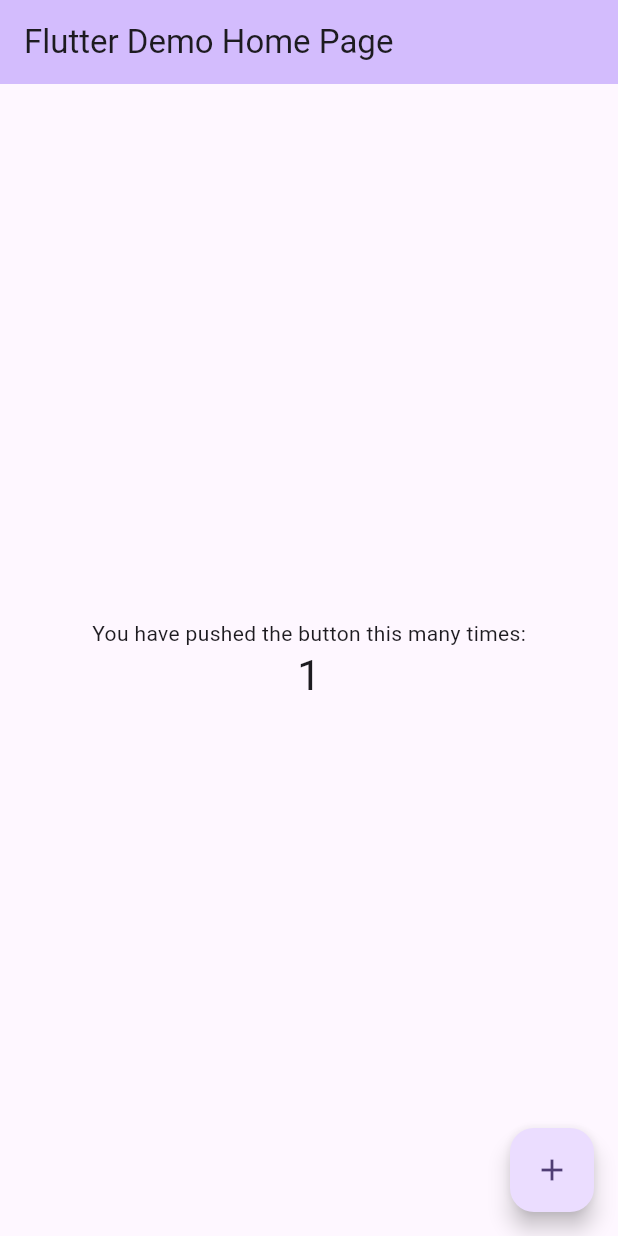
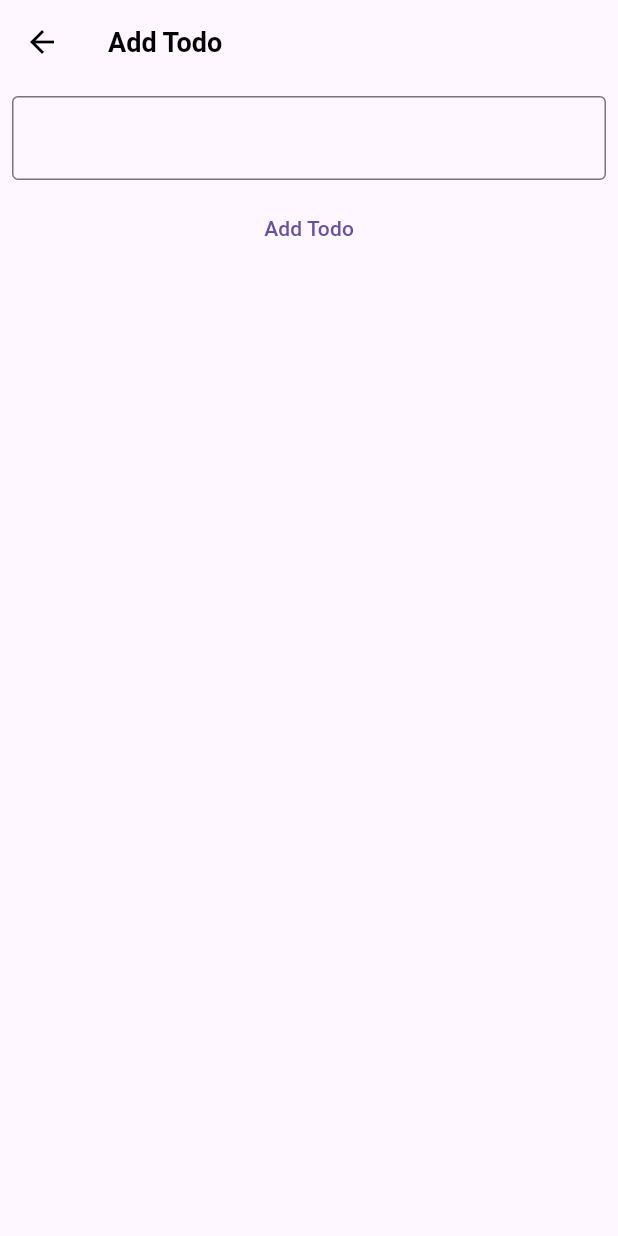
Before and after one commit to Flutter-App-Makers/Capstone-Project, a Flutter app: the screen it shows after launch, after a tap on the "add" icon, on a phone screen of 412 x 824 dp. Run offline on Flutter 3.47's test engine with Material 3 defaults, Android fonts, the phone set to English and light mode, and no system bars; our stand-ins replace flutter_riverpod, flutter_slidable.

Commit message:
refactored todo app by separating out widgets

```diff
--- a/lib/main.dart
+++ b/lib/main.dart
@@ -1,60 +1,28 @@
 import 'package:flutter/material.dart';
+import 'package:flutter_riverpod/flutter_riverpod.dart';
+import 'package:capstone_project/pages/home.dart';
+
 void main() {
-  runApp(const MyApp());
+  runApp(const ProviderScope(child: MyApp()));
 }
+
 class MyApp extends StatelessWidget {
   const MyApp({super.key});
   @override
   Widget build(BuildContext context) {
     return MaterialApp(
-      title: 'Flutter Demo',
       theme: ThemeData(
-        colorScheme: ColorScheme.fromSeed(seedColor: Colors.deepPurple),
-        useMaterial3: true,
+        appBarTheme: const AppBarTheme(
+          iconTheme: IconThemeData(color: Colors.black),
+          backgroundColor: Colors.transparent,
+          titleTextStyle: TextStyle(
+            color: Colors.black,
+            fontWeight: FontWeight.bold,
+            fontSize: 18,
+          ),
+        ),
       ),
-      home: const MyHomePage(title: 'Flutter Demo Home Page'),
+      home: MyHomePage(),
     );
   }
 }
-class MyHomePage extends StatefulWidget {
-  const MyHomePage({super.key, required this.title});
-  final String title;
-  @override
-  State<MyHomePage> createState() => _MyHomePageState();
-}
-class _MyHomePageState extends State<MyHomePage> {
-  int _counter = 0;
-  void _incrementCounter() {
-    setState(() {
-      _counter++;
-    });
-  }
-  @override
-  Widget build(BuildContext context) {
-    return Scaffold(
-      appBar: AppBar(
-        backgroundColor: Theme.of(context).colorScheme.inversePrimary,
-        title: Text(widget.title),
-      ),
-      body: Center(
-        child: Column(
-          mainAxisAlignment: MainAxisAlignment.center,
-          children: <Widget>[
-            const Text(
-              'You have pushed the button this many times:',
-            ),
-            Text(
-              '$_counter',
-              style: Theme.of(context).textTheme.headlineMedium,
-            ),
-          ],
-        ),
-      ),
-      floatingActionButton: FloatingActionButton(
-        onPressed: _incrementCounter,
-        tooltip: 'Increment',
-        child: const Icon(Icons.add),
-      ),
-    );
-  }
-}
--- /dev/null
+++ b/lib/models/todo.dart
@@ -0,0 +1,11 @@
+class Todo {
+  int todoId;
+  String content;
+  bool completed;
+
+  Todo({
+    required this.todoId,
+    required this.content,
+    required this.completed,
+  });
+}
--- /dev/null
+++ b/lib/pages/add.dart
@@ -0,0 +1,37 @@
+import 'package:flutter/material.dart';
+import 'package:flutter_riverpod/flutter_riverpod.dart';
+import 'package:capstone_project/providers/todo_provider.dart';
+
+class AddTodo extends ConsumerWidget {
+  const AddTodo({super.key});
+
+  @override
+  Widget build(BuildContext context, WidgetRef ref) {
+    TextEditingController todoController = TextEditingController();
+    return Scaffold(
+      appBar: AppBar(title: const Text("Add Todo")),
+      body: Center(
+        child: Column(
+          children: [
+            Padding(
+              padding: const EdgeInsets.all(8.0),
+              child: TextField(
+                controller: todoController,
+                decoration: const InputDecoration(
+                  border: OutlineInputBorder(),
+                ),
+              ),
+            ),
+            TextButton(
+              onPressed: () {
+                ref.read(todoProvider.notifier).addTodo(todoController.text);
+                Navigator.pop(context);
+              },
+              child: const Text("Add Todo"),
+            ),
+          ],
+        ),
+      ),
+    );
+  }
+}
--- /dev/null
+++ b/lib/pages/home.dart
@@ -0,0 +1,73 @@
+import 'package:capstone_project/widgets/active_todo_slidable.dart';
+import 'package:flutter/material.dart';
+import 'package:flutter_riverpod/flutter_riverpod.dart';
+import 'package:flutter_slidable/flutter_slidable.dart';
+import 'package:capstone_project/models/todo.dart';
+import 'package:capstone_project/pages/add.dart';
+import 'package:capstone_project/pages/completed.dart';
+import 'package:capstone_project/providers/todo_provider.dart';
+
+class MyHomePage extends ConsumerWidget {
+  const MyHomePage({super.key});
+
+  @override
+  Widget build(BuildContext context, WidgetRef ref) {
+    List<Todo> todos = ref.watch(todoProvider);
+    List<Todo> activeTodos = todos.where((todo) => !todo.completed).toList();
+    List<Todo> completedTodos = todos.where((todo) => todo.completed).toList();
+
+    return Scaffold(
+      appBar: AppBar(
+        backgroundColor: Theme.of(context).colorScheme.inversePrimary,
+        title: Text("Todo App"),
+      ),
+      body: ListView.builder(
+        itemCount: activeTodos.length + 1,
+        itemBuilder: (context, index) {
+          if (activeTodos.isEmpty) {
+            return Padding(
+              padding: const EdgeInsets.only(top: 300.0),
+              child: const Center(
+                child: Text("Add a todo using the button below"),
+              ),
+            );
+          }
+
+          if (index == activeTodos.length) {
+            // display completed todos
+            if (completedTodos.isEmpty) {
+              // TODO - something more fun
+              return Container();
+            } else {
+              return Center(
+                child: TextButton(
+                  onPressed: () => Navigator.of(context).push(
+                    MaterialPageRoute(
+                      builder: (context) => const CompletedTodo(),
+                    ),
+                  ),
+                  child: Text("Completed Todos"),
+                ),
+              );
+            }
+          } else {
+            return ActiveTodoSlidable(
+              index: index,
+              id: activeTodos[index].todoId,
+              name: activeTodos[index].content,
+            );
+          }
+        },
+      ),
+      floatingActionButton: FloatingActionButton(
+        onPressed: () {
+          Navigator.of(context)
+              .push(MaterialPageRoute(builder: (context) => AddTodo()));
+        },
+        tooltip: 'Increment',
+        backgroundColor: Colors.black,
+        child: const Icon(Icons.add),
+      ),
+    );
+  }
+}
--- /dev/null
+++ b/lib/providers/todo_provider.dart
@@ -0,0 +1,39 @@
+import 'package:flutter_riverpod/flutter_riverpod.dart';
+import 'package:capstone_project/models/todo.dart';
+
+final todoProvider = StateNotifierProvider<TodoListNotifier, List<Todo>>((ref) {
+  return TodoListNotifier();
+});
+
+class TodoListNotifier extends StateNotifier<List<Todo>> {
+  TodoListNotifier() : super([]);
+
+  void addTodo(String content) {
+    state = [
+      ...state,
+      Todo(
+        todoId: state.isEmpty ? 0 : state[state.length - 1].todoId + 1,
+        content: content,
+        completed: false,
+      ),
+    ];
+  }
+
+  void completeTodo(int id) {
+    state = [
+      for (final todo in state)
+        if (todo.todoId == id)
+          Todo(
+            todoId: todo.todoId,
+            content: todo.content,
+            completed: true,
+          )
+        else
+          todo
+    ];
+  }
+
+  void deleteTodo(int id) {
+    state = state.where((todo) => todo.todoId != id).toList();
+  }
+}
--- a/pubspec.yaml
+++ b/pubspec.yaml
@@ -34,6 +34,8 @@ dependencies:
   # The following adds the Cupertino Icons font to your application.
   # Use with the CupertinoIcons class for iOS style icons.
   cupertino_icons: ^1.0.8
+  flutter_riverpod: ^2.6.1
+  flutter_slidable: ^4.0.0
 
 dev_dependencies:
   flutter_test:
```
Also changed, not shown: lib/pages/completed.dart (added, +39 -0 lines), lib/widgets/active_todo_slidable.dart (added, +59 -0 lines), lib/widgets/completed_todo_slidable.dart (added, +45 -0 lines), pubspec.lock.
